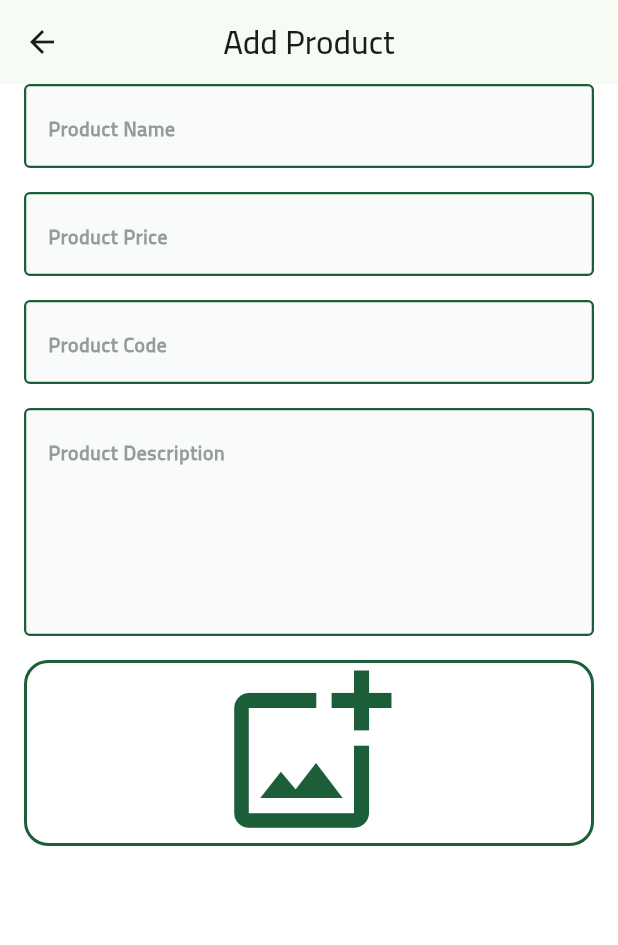
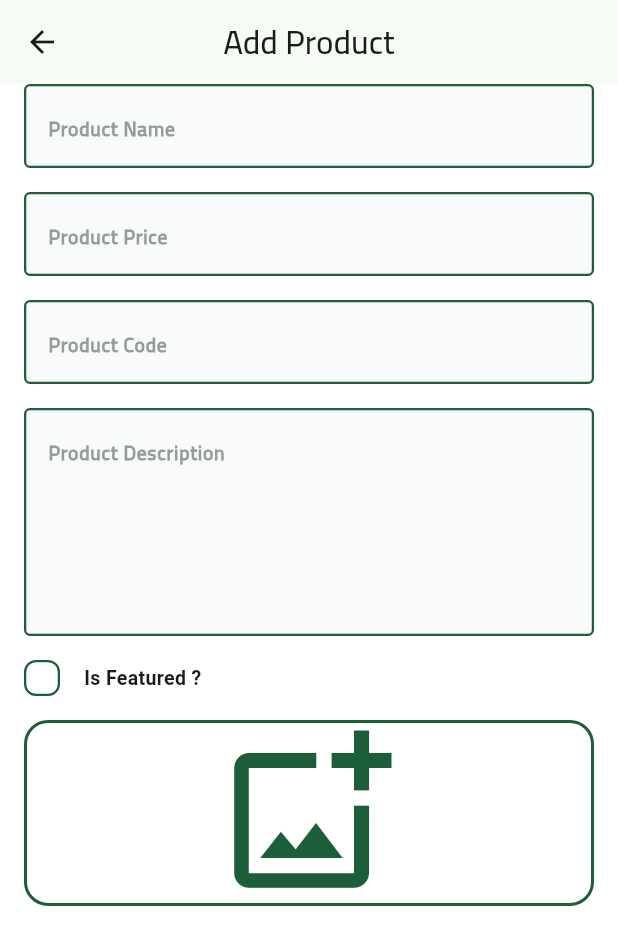
Before and after one commit to a7med287/fruit-hub-dashboard, a Flutter app: the AddProductView screen opened directly, on a phone screen of 412 x 824 dp. Shown: the top 945 px of the screen. Run offline on Flutter 3.47's test engine with Material 3 defaults, Android fonts, the phone set to English and light mode, and no system bars; drawn by our look-alikes of skeletonizer; our stand-ins replace firebase_core, flutter_svg, image_picker; accounts and stored records are empty.

Commit message:
add product form is done

```diff
--- a/lib/features/add_product/presentation/views/widgets/add_product_view_body.dart
+++ b/lib/features/add_product/presentation/views/widgets/add_product_view_body.dart
@@ -1,5 +1,6 @@
 import 'package:flutter/material.dart';
 import 'package:fruit_hub_dashboard/core/widgets/custom_text_field.dart';
+import 'package:fruit_hub_dashboard/features/add_product/presentation/views/widgets/is_featured_product.dart';
 
 import 'image_filed.dart';
 
@@ -44,7 +45,11 @@ class _AddProductViewBodyState extends State<AddProductViewBody> {
                 textInputType: TextInputType.text,
               ),
               SizedBox(height: 16),
-              ImageField()
+              IsFeaturedProduct(isTermsAccepted: (value) {
+
+              },),
+              SizedBox(height: 16),
+              ImageField(onFileChanged: (image) {  },)
             ],
           ),
         ),
--- /dev/null
+++ b/lib/features/add_product/presentation/views/widgets/custom_check_box.dart
@@ -0,0 +1,44 @@
+import 'package:flutter/material.dart';
+import 'package:flutter_svg/svg.dart';
+import '../../../../../core/utils/app_colors.dart';
+
+class CustomCheckBox extends StatelessWidget {
+  const CustomCheckBox({
+    super.key,
+    required this.isChecked,
+    required this.onChecked,
+  });
+
+  final bool isChecked;
+  final ValueChanged<bool> onChecked;
+  @override
+  Widget build(BuildContext context) {
+    return GestureDetector(
+      onTap: () {
+        onChecked(!isChecked);
+      },
+      child: AnimatedContainer(
+        width: 24,
+        height: 24,
+        duration: Duration(milliseconds: 150),
+        decoration: ShapeDecoration(
+          color: isChecked ? AppColors.primaryColor : Colors.white,
+          shape: RoundedRectangleBorder(
+            borderRadius: BorderRadius.circular(8),
+            side: BorderSide(
+              width: 1.5,
+              color:  AppColors.primaryColor ,
+            ),
+          ),
+        ),
+        child:
+            isChecked
+                ? Padding(
+                  padding: const EdgeInsets.all(1.0),
+                  child: SvgPicture.asset("assets/images/check_icon.svg"),
+                )
+                : SizedBox(),
+      ),
+    );
+  }
+}
--- a/lib/features/add_product/presentation/views/widgets/image_filed.dart
+++ b/lib/features/add_product/presentation/views/widgets/image_filed.dart
@@ -7,8 +7,9 @@ import 'package:image_picker/image_picker.dart';
 import 'package:skeletonizer/skeletonizer.dart';
 
 class ImageField extends StatefulWidget {
-  const ImageField({super.key});
+  const ImageField({super.key, required this.onFileChanged});
 
+  final ValueChanged<File?> onFileChanged;
   @override
   State<ImageField> createState() => _ImageFieldState();
 }
@@ -31,6 +32,7 @@ class _ImageFieldState extends State<ImageField> {
               source: ImageSource.gallery,
             );
             imageFile = File(image!.path);
+            widget.onFileChanged(imageFile);
             debugPrint("image uploaded");
           } catch (e) {
             log("something wrong in photo");
@@ -71,7 +73,9 @@ class _ImageFieldState extends State<ImageField> {
                     onPressed: () {
                       setState(() {
                         imageFile = null;
+                        widget.onFileChanged(imageFile);
                       });
+
                     },
                     icon: Icon(Icons.delete_forever),
                     color: Colors.red,
--- /dev/null
+++ b/lib/features/add_product/presentation/views/widgets/is_featured_product.dart
@@ -0,0 +1,45 @@
+import 'package:flutter/material.dart';
+import '../../../../../core/utils/app_text_styles.dart';
+import 'custom_check_box.dart';
+
+class IsFeaturedProduct extends StatefulWidget {
+  const IsFeaturedProduct({super.key, required this.isTermsAccepted});
+
+  final ValueChanged<bool> isTermsAccepted ;
+  @override
+  State<IsFeaturedProduct> createState() => _IsFeaturedProductState();
+}
+
+class _IsFeaturedProductState extends State<IsFeaturedProduct> {
+   bool isAcceptedTerms = false ;
+  @override
+  Widget build(BuildContext context) {
+    return Row(
+      children: [
+        CustomCheckBox(
+          isChecked: isAcceptedTerms,
+          onChecked: (bool value) {
+              setState(() {
+                isAcceptedTerms = value ;
+                widget.isTermsAccepted(value);
+              });
+          },
+        ),
+        SizedBox(width: 16,),
+        SizedBox(
+          width: MediaQuery.sizeOf(context).width - 16 * 2 - 48,
+          child: Text.rich(
+            TextSpan(
+              children: [
+                TextSpan(
+                  text: "Is Featured ? ",
+                  style: TextStyles.semiBold13,
+                ),
+              ],
+            ),
+          ),
+        ),
+      ],
+    );
+  }
+}
--- a/pubspec.yaml
+++ b/pubspec.yaml
@@ -37,6 +37,7 @@ dependencies:
   firebase_core: ^4.0.0
   image_picker: ^1.2.0
   skeletonizer: ^1.4.3
+  flutter_svg: ^2.2.0
 
 dev_dependencies:
   flutter_test:
@@ -61,8 +62,8 @@ flutter:
   uses-material-design: true
 
   # To add assets to your application, add an assets section, like this:
-  # assets:
-  #   - images/a_dot_burr.jpeg
+  assets:
+    - assets/images/
   #   - images/a_dot_ham.jpeg
 
   # An image asset can refer to one or more resolution-specific "variants", see
```
Also changed, not shown: assets/images/check_icon.svg (added), pubspec.lock.
